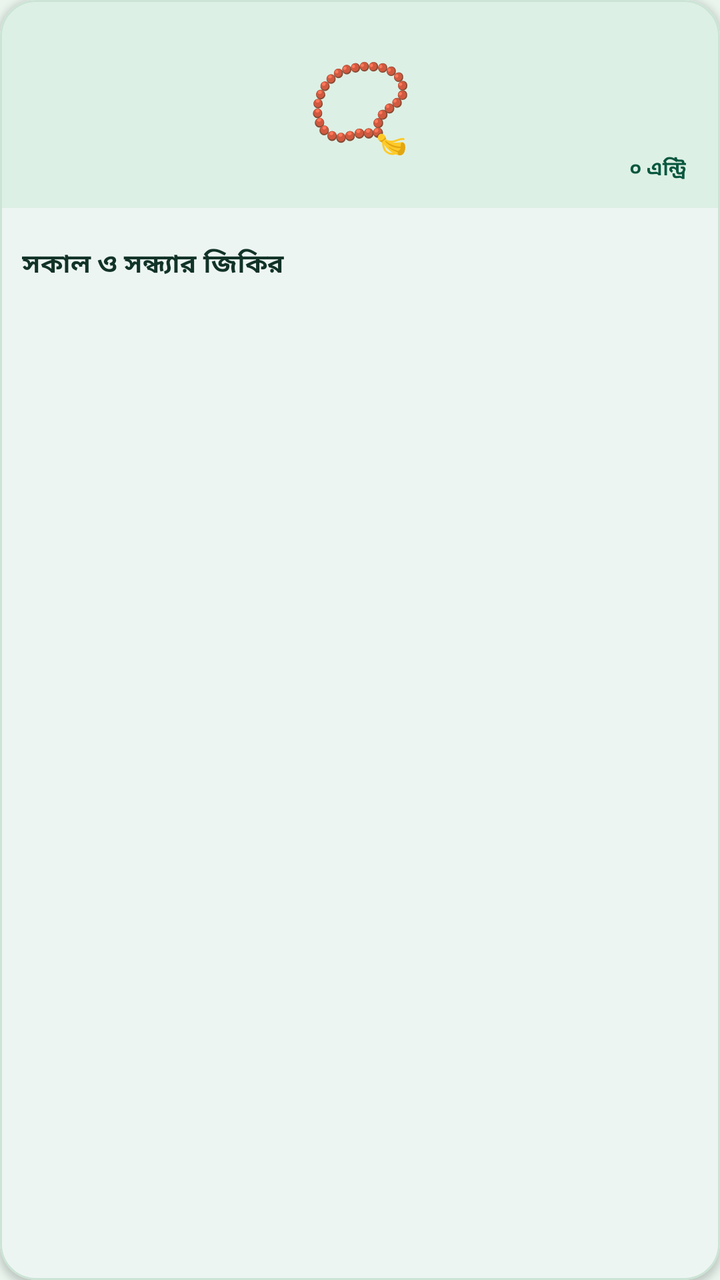
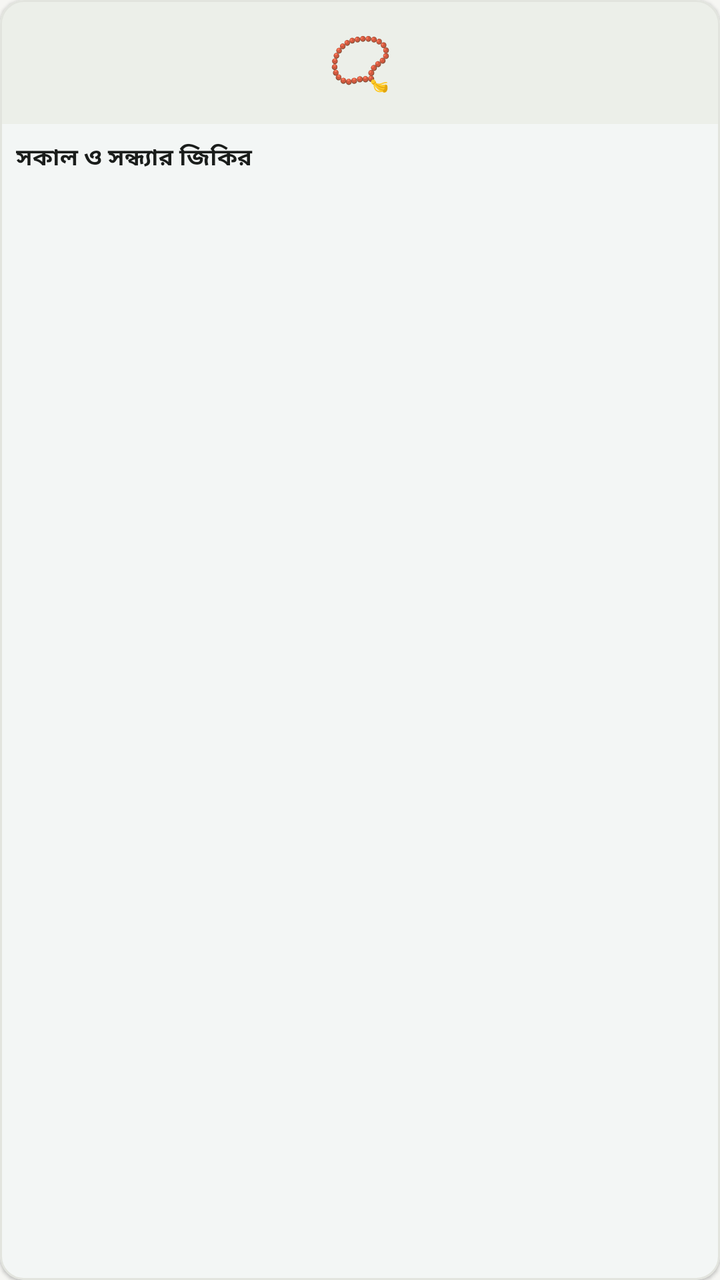

Compare the two renders of this Android layout. The source of the first and the diff that turns it into the second are given below.
<!-- AndroidManifest.xml: application theme Theme.IslamicAlarm -->
<!-- res/layout/item_dua_category.xml -->
<?xml version="1.0" encoding="utf-8"?>
<com.google.android.material.card.MaterialCardView xmlns:android="http://schemas.android.com/apk/res/android"
    xmlns:app="http://schemas.android.com/apk/res-auto"
    android:layout_width="match_parent"
    android:layout_height="wrap_content"
    android:layout_margin="6dp"
    android:clickable="true"
    android:focusable="true"
    app:cardBackgroundColor="@color/dua_surface"
    app:cardCornerRadius="18dp"
    app:cardElevation="2dp"
    app:strokeColor="@color/dua_border"
    app:strokeWidth="1dp">

    <LinearLayout
        android:layout_width="match_parent"
        android:layout_height="wrap_content"
        android:orientation="vertical">

        <FrameLayout
            android:layout_width="match_parent"
            android:layout_height="104dp"
            android:background="@color/dua_soft_green">

            <TextView
                android:id="@+id/tvCategoryIcon"
                android:layout_width="match_parent"
                android:layout_height="match_parent"
                android:gravity="center"
                android:text="📿"
                android:textSize="43sp"
                android:importantForAccessibility="yes" />

            <TextView
                android:id="@+id/tvCategoryCount"
                android:layout_width="wrap_content"
                android:layout_height="wrap_content"
                android:layout_gravity="bottom|end"
                android:layout_margin="8dp"
                android:background="@drawable/bg_dua_count"
                android:paddingHorizontal="9dp"
                android:paddingVertical="4dp"
                android:text="০ এন্ট্রি"
                android:textColor="@color/dua_primary_dark"
                android:textSize="10sp"
                android:textStyle="bold" />
        </FrameLayout>

        <TextView
            android:id="@+id/tvCategoryName"
            android:layout_width="match_parent"
            android:layout_height="wrap_content"
            android:minHeight="56dp"
            android:gravity="center_vertical"
            android:maxLines="2"
            android:ellipsize="end"
            android:paddingHorizontal="11dp"
            android:paddingVertical="9dp"
            android:text="সকাল ও সন্ধ্যার জিকির"
            android:textColor="@color/dua_text"
            android:textSize="13sp"
            android:textStyle="bold" />
    </LinearLayout>
</com.google.android.material.card.MaterialCardView>
<!-- resources referenced by this layout -->
<resources>
  <color name="dua_border">#CBE4D5</color>
  <color name="dua_primary_dark">#09573F</color>
  <color name="dua_soft_green">#DDF0E5</color>
  <color name="dua_surface">#FFFFFF</color>
  <color name="dua_text">#123328</color>
  <!-- drawable bg_dua_count (drawable) -->
  <?xml version="1.0" encoding="utf-8"?>
  <shape xmlns:android="http://schemas.android.com/apk/res/android">
      <solid android:color="@color/dua_soft_green"/>
      <corners android:radius="30dp"/>
  </shape>
  <style name="Theme.IslamicAlarm" parent="Theme.Material3.Light.NoActionBar">
          <item name="colorPrimary">@color/dua_primary</item>
          <item name="colorOnPrimary">@color/white</item>
          <item name="colorPrimaryDark">@color/primary_variant</item>
          <item name="colorSecondary">@color/secondary</item>
          <item name="colorOnSecondary">@color/white</item>
          <item name="colorSurface">@color/surface</item>
          <item name="colorOnSurface">@color/text_primary</item>
          <item name="android:colorBackground">@color/background</item>
          <item name="colorOnBackground">@color/text_primary</item>
          <item name="android:statusBarColor">@color/background</item>
          <item name="android:navigationBarColor">@color/background</item>
          <item name="android:windowLightStatusBar">true</item>
          <item name="android:windowLightNavigationBar">true</item>
          <item name="android:windowBackground">@color/background</item>
      </style>
  <color name="dua_primary">#0E7656</color>
  <color name="white">#FFFFFFFF</color>
  <color name="primary_variant">#09573F</color>
  <color name="secondary">#0E7656</color>
  <color name="surface">#FFFFFF</color>
  <color name="text_primary">#123328</color>
  <color name="background">#EAF5EE</color>
</resources>

<!-- the commit's change to res/layout/item_dua_category.xml (unified diff, before → after) -->
@@ -3,12 +3,12 @@
     xmlns:app="http://schemas.android.com/apk/res-auto"
     android:layout_width="match_parent"
     android:layout_height="wrap_content"
-    android:layout_margin="6dp"
+    android:layout_margin="4dp"
     android:clickable="true"
     android:focusable="true"
     app:cardBackgroundColor="@color/dua_surface"
-    app:cardCornerRadius="18dp"
-    app:cardElevation="2dp"
+    app:cardCornerRadius="12dp"
+    app:cardElevation="1dp"
     app:strokeColor="@color/dua_border"
     app:strokeWidth="1dp">
 
@@ -19,7 +19,7 @@
 
         <FrameLayout
             android:layout_width="match_parent"
-            android:layout_height="104dp"
+            android:layout_height="62dp"
             android:background="@color/dua_soft_green">
 
             <TextView
@@ -28,37 +28,23 @@
                 android:layout_height="match_parent"
                 android:gravity="center"
                 android:text="📿"
-                android:textSize="43sp"
+                android:textSize="26sp"
                 android:importantForAccessibility="yes" />
-
-            <TextView
-                android:id="@+id/tvCategoryCount"
-                android:layout_width="wrap_content"
-                android:layout_height="wrap_content"
-                android:layout_gravity="bottom|end"
-                android:layout_margin="8dp"
-                android:background="@drawable/bg_dua_count"
-                android:paddingHorizontal="9dp"
-                android:paddingVertical="4dp"
-                android:text="০ এন্ট্রি"
-                android:textColor="@color/dua_primary_dark"
-                android:textSize="10sp"
-                android:textStyle="bold" />
         </FrameLayout>
 
         <TextView
             android:id="@+id/tvCategoryName"
             android:layout_width="match_parent"
             android:layout_height="wrap_content"
-            android:minHeight="56dp"
+            android:minHeight="34dp"
             android:gravity="center_vertical"
             android:maxLines="2"
             android:ellipsize="end"
-            android:paddingHorizontal="11dp"
-            android:paddingVertical="9dp"
+            android:paddingHorizontal="8dp"
+            android:paddingVertical="5dp"
             android:text="সকাল ও সন্ধ্যার জিকির"
             android:textColor="@color/dua_text"
-            android:textSize="13sp"
+            android:textSize="11.5sp"
             android:textStyle="bold" />
     </LinearLayout>
 </com.google.android.material.card.MaterialCardView>
<!-- resource entries referenced after the edit -->
@@ -1,16 +1,9 @@
 <!-- resources referenced by this layout -->
 <resources>
-  <color name="dua_border">#CBE4D5</color>
-  <color name="dua_primary_dark">#09573F</color>
-  <color name="dua_soft_green">#DDF0E5</color>
+  <color name="dua_border">#E2E4DE</color>
+  <color name="dua_soft_green">#ECEFE9</color>
   <color name="dua_surface">#FFFFFF</color>
-  <color name="dua_text">#123328</color>
-  <!-- drawable bg_dua_count (drawable) -->
-  <?xml version="1.0" encoding="utf-8"?>
-  <shape xmlns:android="http://schemas.android.com/apk/res/android">
-      <solid android:color="@color/dua_soft_green"/>
-      <corners android:radius="30dp"/>
-  </shape>
+  <color name="dua_text">#1A1D1B</color>
   <style name="Theme.IslamicAlarm" parent="Theme.Material3.Light.NoActionBar">
           <item name="colorPrimary">@color/dua_primary</item>
           <item name="colorOnPrimary">@color/white</item>
@@ -27,12 +20,12 @@
           <item name="android:windowLightNavigationBar">true</item>
           <item name="android:windowBackground">@color/background</item>
       </style>
-  <color name="dua_primary">#0E7656</color>
+  <color name="dua_primary">#1E563B</color>
   <color name="white">#FFFFFFFF</color>
-  <color name="primary_variant">#09573F</color>
-  <color name="secondary">#0E7656</color>
+  <color name="primary_variant">#143D29</color>
+  <color name="secondary">#1E563B</color>
   <color name="surface">#FFFFFF</color>
-  <color name="text_primary">#123328</color>
-  <color name="background">#EAF5EE</color>
+  <color name="text_primary">#1A1D1B</color>
+  <color name="background">#F6F6F3</color>
 </resources>
 
